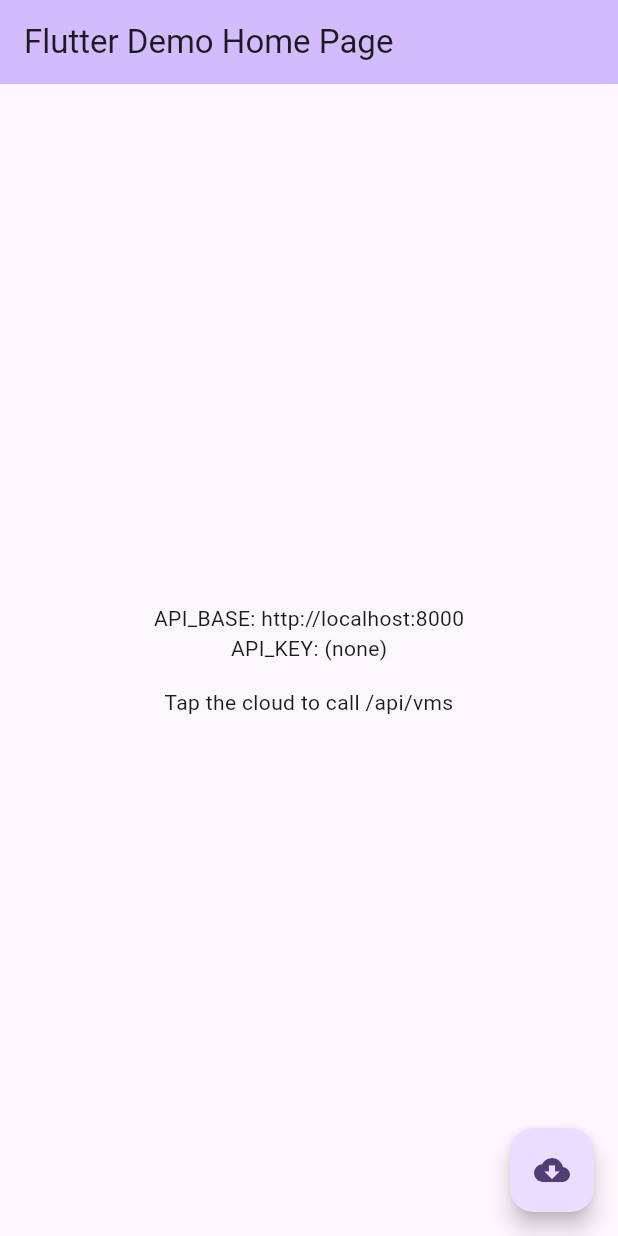
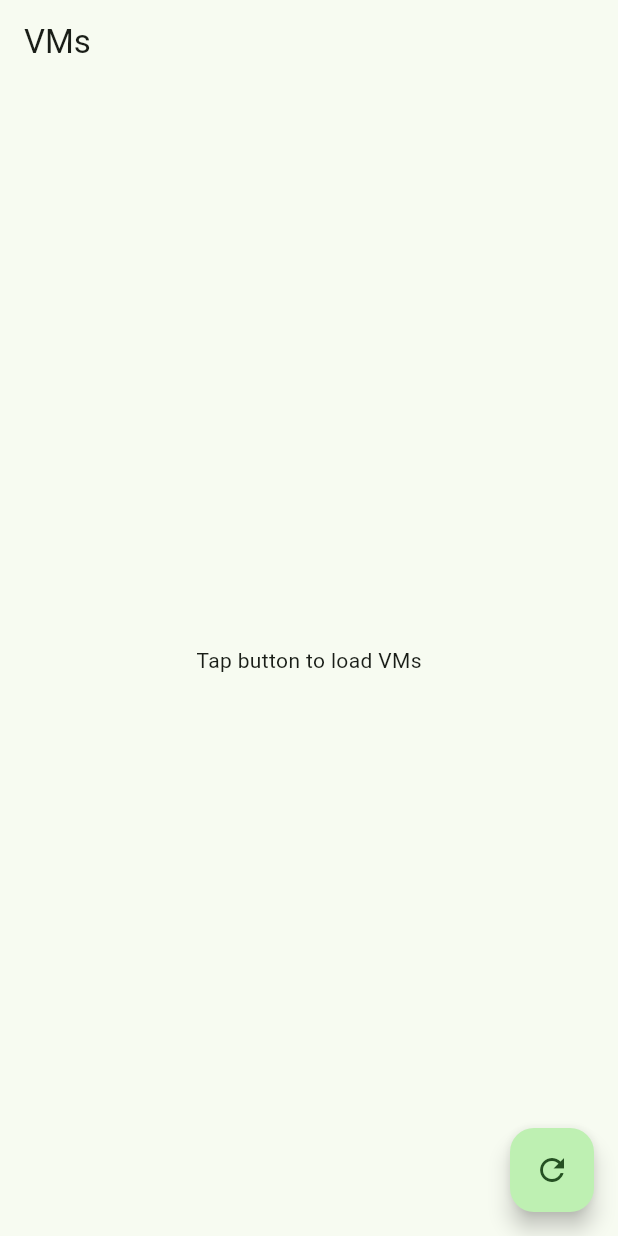
Before and after one commit to jackson0143/proxmox-dashboard-mobile, a Flutter app: the screen it shows after launch, on a phone screen of 412 x 824 dp. Run offline on Flutter 3.47's test engine with Material 3 defaults, Android fonts, the phone set to English and light mode, and no system bars; our stand-ins replace device_preview, dio.

Commit message:
setup flutter structure

```diff
--- /dev/null
+++ b/lib/app.dart
@@ -0,0 +1,19 @@
+import 'package:flutter/material.dart';
+import 'pages/vm_list_page.dart';
+
+
+// root widget, includes the app bar and the home page
+class MyApp extends StatelessWidget {
+  const MyApp({super.key});
+
+  @override
+  Widget build(BuildContext context) {
+    return MaterialApp(
+      title: 'Proxmox Dashboard',
+      theme: ThemeData(
+        colorScheme: ColorScheme.fromSeed(seedColor: const Color.fromARGB(255, 51, 212, 64)),
+      ),
+      home: const VmListPage(),
+    );
+  }
+}
--- /dev/null
+++ b/lib/config/api.dart
@@ -0,0 +1,3 @@
+// lib/config/api.dart
+const apiBase = String.fromEnvironment('API_BASE', defaultValue: 'http://localhost:8000');
+const apiKey  = String.fromEnvironment('API_KEY', defaultValue: '');
--- a/lib/main.dart
+++ b/lib/main.dart
@@ -1,119 +1,13 @@
-import 'package:flutter/foundation.dart' show kReleaseMode;
+import 'package:flutter/foundation.dart';
 import 'package:flutter/material.dart';
 import 'package:device_preview/device_preview.dart';
-import 'package:dio/dio.dart';
+import 'app.dart';
 
 
-const apiBase = String.fromEnvironment('API_BASE', defaultValue: 'http://localhost:8000');
-const apiKey  = String.fromEnvironment('API_KEY',  defaultValue: '');
-
+//app init
 void main() {
   runApp(DevicePreview(
     enabled: !kReleaseMode,
     builder: (context) => const MyApp(),
   ));
-  // runApp(const MyApp());
 }
-
-class MyApp extends StatelessWidget {
-  const MyApp({super.key});
-
-  // This widget is the root of your application.
-  @override
-  Widget build(BuildContext context) {
-    return MaterialApp(
-      title: 'Flutter Demo',
-      theme: ThemeData(
-        // This is the theme of your application.
-        //
-        // TRY THIS: Try running your application with "flutter run". You'll see
-        // the application has a purple toolbar. Then, without quitting the app,
-        // try changing the seedColor in the colorScheme below to Colors.green
-        // and then invoke "hot reload" (save your changes or press the "hot
-        // reload" button in a Flutter-supported IDE, or press "r" if you used
-        // the command line to start the app).
-        //
-        // Notice that the counter didn't reset back to zero; the application
-        // state is not lost during the reload. To reset the state, use hot
-        // restart instead.
-        //
-        // This works for code too, not just values: Most code changes can be
-        // tested with just a hot reload.
-        colorScheme: ColorScheme.fromSeed(seedColor: Colors.deepPurple),
-      ),
-      home: const MyHomePage(title: 'Flutter Demo Home Page'),
-    );
-  }
-}
-
-class MyHomePage extends StatefulWidget {
-  const MyHomePage({super.key, required this.title});
-
-  // This widget is the home page of your application. It is stateful, meaning
-  // that it has a State object (defined below) that contains fields that affect
-  // how it looks.
-
-  // This class is the configuration for the state. It holds the values (in this
-  // case the title) provided by the parent (in this case the App widget) and
-  // used by the build method of the State. Fields in a Widget subclass are
-  // always marked "final".
-
-  final String title;
-
-  @override
-  State<MyHomePage> createState() => _MyHomePageState();
-}
-class _MyHomePageState extends State<MyHomePage> {
-  String _result = 'Tap the cloud to call /api/vms';
-
-  // Reuse the values you already defined at the top of the file:
-  // const apiBase = String.fromEnvironment('API_BASE', defaultValue: 'http://localhost:8000');
-  // const apiKey  = String.fromEnvironment('API_KEY',  defaultValue: '');
-  late final Dio _dio = Dio(BaseOptions(
-    baseUrl: apiBase,
-    headers: {'X-API-Key': apiKey},
-    connectTimeout: const Duration(seconds: 10),
-    receiveTimeout: const Duration(seconds: 20),
-  ));
-
-  Future<void> _fetchVms() async {
-    setState(() => _result = 'Loading...');
-    try {
-      final res = await _dio.get('/api/vms');
-      if (res.data is List) {
-        setState(() => _result = 'OK: ${(res.data as List).length} VMs');
-      } else {
-        setState(() => _result = 'OK: ${res.data.toString()}');
-      }
-    } catch (e) {
-      setState(() => _result = 'ERR: $e');
-    }
-  }
-
-  @override
-  Widget build(BuildContext context) {
-    return Scaffold(
-      appBar: AppBar(
-        backgroundColor: Theme.of(context).colorScheme.inversePrimary,
-        title: Text(widget.title),
-      ),
-      body: Center(
-        child: Column(
-          mainAxisSize: MainAxisSize.min,
-          children: <Widget>[
-            // helpful to confirm wiring
-            Text('API_BASE: $apiBase'),
-            Text('API_KEY: ${apiKey.isEmpty ? "(none)" : "(set)"}'),
-            const SizedBox(height: 16),
-            Text(_result, textAlign: TextAlign.center),
-          ],
-        ),
-      ),
-      floatingActionButton: FloatingActionButton(
-        onPressed: _fetchVms,
-        tooltip: 'Fetch /api/vms',
-        child: const Icon(Icons.cloud_download),
-      ),
-    );
-  }
-}
--- /dev/null
+++ b/lib/pages/vm_list_page.dart
@@ -0,0 +1,51 @@
+import 'package:flutter/material.dart';
+import '../services/vm_services.dart';
+
+class VmListPage extends StatefulWidget {
+  const VmListPage({super.key});
+  @override
+  State<VmListPage> createState() => _VmListPageState();
+}
+
+class _VmListPageState extends State<VmListPage> {
+  final VmService _vmService = VmService();
+  List<dynamic> _vms = [];
+  String _status = 'Tap button to load VMs';
+
+  Future<void> _fetchVms() async {
+    setState(() => _status = 'Loading...');
+    try {
+      final vms = await _vmService.fetchVms();
+      setState(() {
+        _vms = vms;
+        _status = 'Loaded ${_vms.length} VMs';
+      });
+    } catch (e) {
+      setState(() => _status = 'Error: $e');
+    }
+  }
+
+  @override
+  Widget build(BuildContext context) {
+    return Scaffold(
+      appBar: AppBar(title: const Text('VMs')),
+      body: _vms.isEmpty
+          ? Center(child: Text(_status))
+          : ListView.builder(
+              itemCount: _vms.length,
+              itemBuilder: (context, index) {
+                final vm = _vms[index];
+                return ListTile(
+                  title: Text(vm['name'] ?? 'Unnamed VM'),
+                  subtitle: Text("Status: ${vm['status']} • Node: ${vm['node']}"),
+                  trailing: Text("VMID: ${vm['vmid']}"),
+                );
+              },
+            ),
+      floatingActionButton: FloatingActionButton(
+        onPressed: _fetchVms,
+        child: const Icon(Icons.refresh),
+      ),
+    );
+  }
+}
--- /dev/null
+++ b/lib/services/vm_services.dart
@@ -0,0 +1,14 @@
+import 'package:dio/dio.dart';
+import '../config/api.dart';
+
+class VmService {
+  final Dio _dio = Dio(BaseOptions(
+    baseUrl: apiBase,
+    headers: {'X-API-Key': apiKey},
+  ));
+
+  Future<List<dynamic>> fetchVms() async {
+    final res = await _dio.get('/api/vms');
+    return res.data;
+  }
+}
```
Also changed, not shown: lib/model/vm.dart (added), 1 other file.
